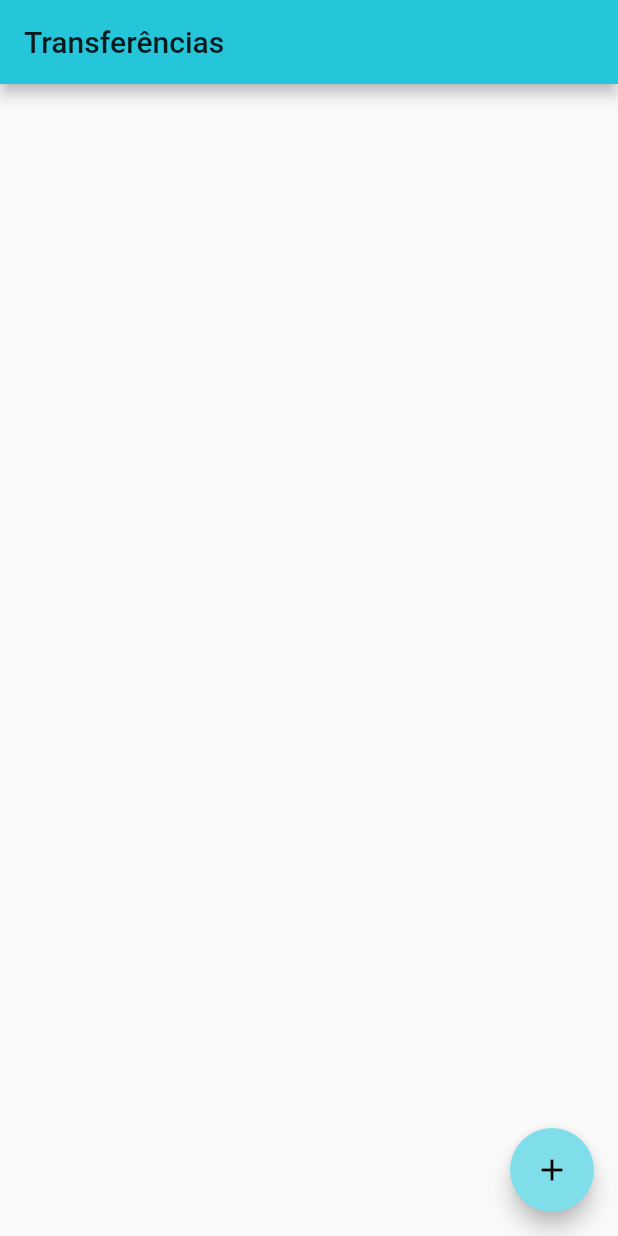
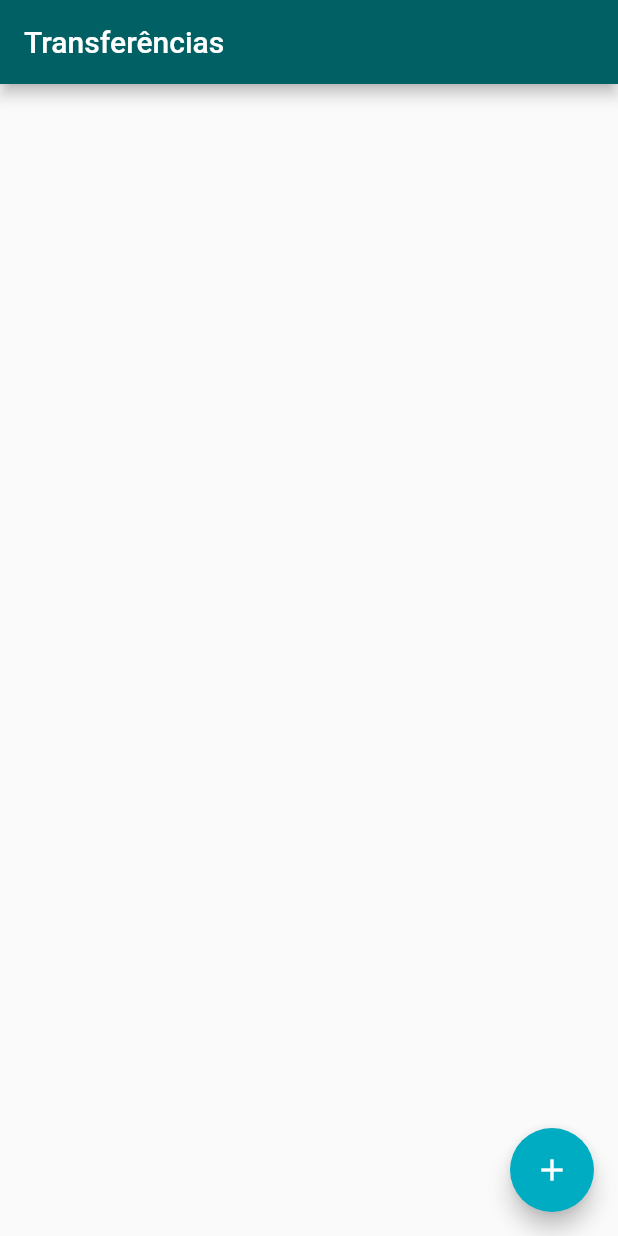
Before and after one commit to rmeira/RMByteBank, a Flutter app: the screen it shows after launch, on a phone screen of 412 x 824 dp. Run offline on Flutter 3.47's test engine with Material 2 defaults, Android fonts, the phone set to English and light mode, and no system bars.

Commit message:
correct color

```diff
--- a/lib/main.dart
+++ b/lib/main.dart
@@ -7,10 +7,10 @@ class RMByteBank extends StatelessWidget {
   Widget build(BuildContext context) {
     return MaterialApp(
       theme: ThemeData(
-        primaryColor: Colors.cyan[400],
-        accentColor: Colors.cyan[200],
+        primaryColor: Colors.cyan[900],
+        accentColor: Colors.cyan[600],
         buttonTheme: ButtonThemeData(
-          buttonColor: Colors.cyan[200],
+          buttonColor: Colors.cyan[600],
           textTheme: ButtonTextTheme.primary,
         ),
       ),
```
